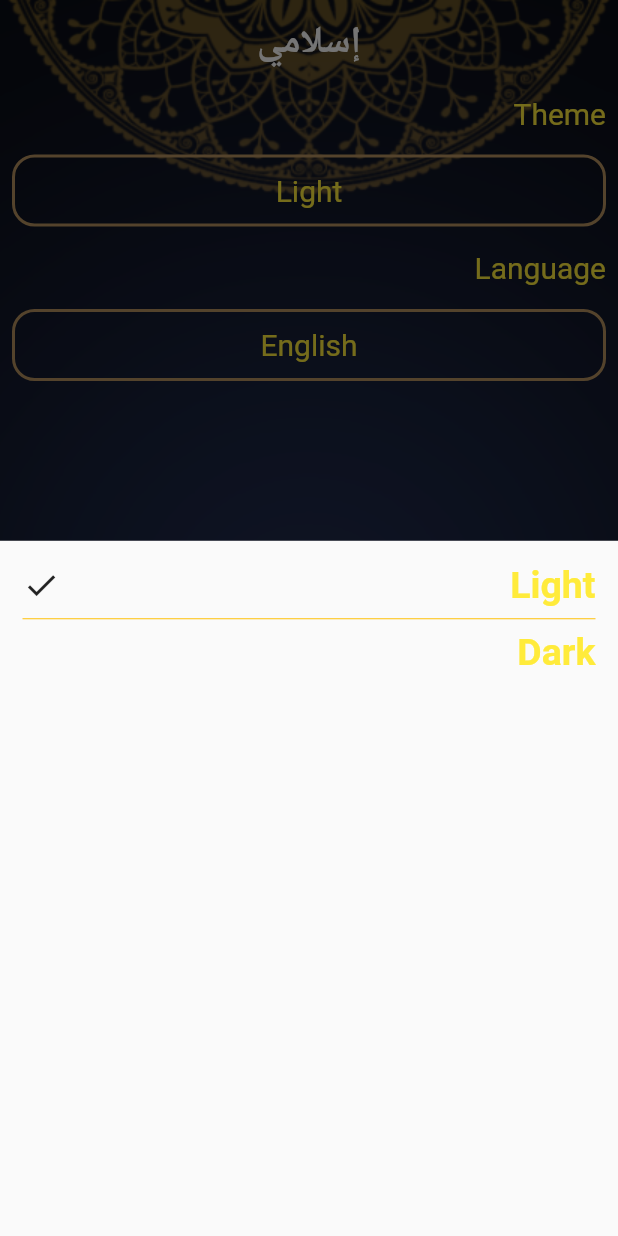
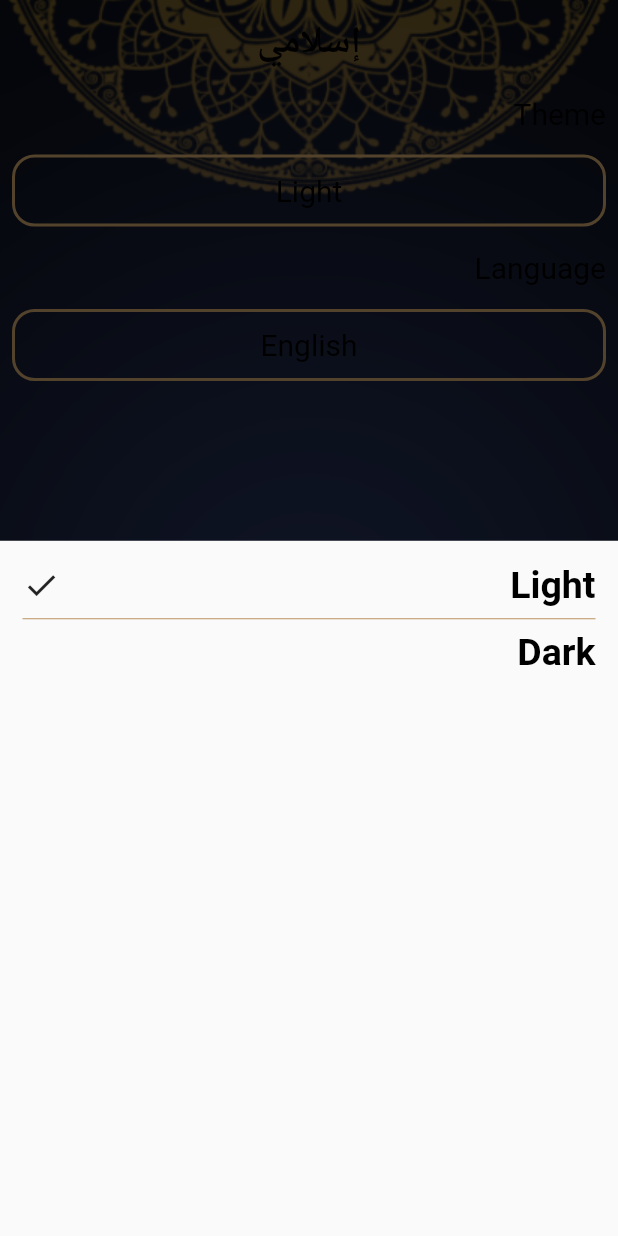
Before and after one commit to Hosam-Shalaby/islami_app, a Flutter app: the screen it shows after launch, item 5 of the bottom bar chosen, after a tap on "Light", on a phone screen of 412 x 824 dp. Run offline on Flutter 3.47's test engine with Material 2 defaults, Android fonts, the phone set to English and light mode, and no system bars; generated files the repository leaves out were written again.

Commit message:
Create provider

```diff
--- /dev/null
+++ b/lib/Home/Providers/settings_provider.dart
@@ -0,0 +1,18 @@
+import 'package:flutter/material.dart';
+
+class SettingsProvider extends ChangeNotifier {
+  ThemeMode currentTheme = ThemeMode.light;
+  Locale currentLanguage = const Locale('ar');
+
+  void changeTheme(ThemeMode newTheme) {
+    if (newTheme == currentTheme) return;
+    currentTheme = newTheme;
+    notifyListeners();
+  }
+
+  void changeLanguage(Locale newLangauge) {
+    if (newLangauge == currentLanguage) return;
+    currentLanguage = newLangauge;
+    notifyListeners();
+  }
+}
--- a/lib/Home/settings/theme_bottom_sheet.dart
+++ b/lib/Home/settings/theme_bottom_sheet.dart
@@ -1,18 +1,30 @@
 import 'package:flutter/material.dart';
+import 'package:islamic/Home/Providers/settings_provider.dart';
+import 'package:provider/provider.dart';
 
 class ThemeBottomSheet extends StatelessWidget {
   const ThemeBottomSheet({super.key});
 
   @override
   Widget build(BuildContext context) {
+    var settingsProvider = Provider.of<SettingsProvider>(context);
+
     return Container(
       padding: const EdgeInsets.all(15),
       child: Column(
         crossAxisAlignment: CrossAxisAlignment.start,
         children: [
-          getSelectedItem('Light'),
+          InkWell(
+              onTap: () {
+                settingsProvider.changeTheme(ThemeMode.light);
+              },
+              child: getSelectedItem('Light')),
           const Divider(),
-          getUnSelectedItem('Dark'),
+          InkWell(
+              onTap: () {
+                settingsProvider.changeTheme(ThemeMode.dark);
+              },
+              child: getUnSelectedItem('Dark')),
         ],
       ),
     );
--- a/lib/main.dart
+++ b/lib/main.dart
@@ -1,13 +1,16 @@
 import 'package:flutter/material.dart';
-import 'package:flutter_localizations/flutter_localizations.dart';
 import 'package:islamic/Home/Hadeth/hadeth_details_screen.dart';
 import 'package:islamic/Home/home_screen.dart';
+import 'package:provider/provider.dart';
+import 'Home/Providers/settings_provider.dart';
 import 'Home/Quran/sura_content.dart';
 import 'Splash/splash_screen.dart';
 import 'Styles/theme_data.dart';
 import 'package:flutter_gen/gen_l10n/app_localizations.dart';
+
 void main() {
-  runApp(const MyApp());
+  runApp(ChangeNotifierProvider(
+      create: (context) => SettingsProvider(), child: const MyApp()));
 }
 
 class MyApp extends StatelessWidget {
@@ -15,14 +18,16 @@
 
   @override
   Widget build(BuildContext context) {
+    var settingsProvider = Provider.of<SettingsProvider>(context);
+
     return MaterialApp(
-      localizationsDelegates:AppLocalizations.localizationsDelegates,
+      localizationsDelegates: AppLocalizations.localizationsDelegates,
       supportedLocales: const [
         Locale('en'), // English
         Locale('ar'), // Spanish
       ],
-      locale: const Locale('ar'),
-      themeMode: ThemeMode.dark,
+      locale: settingsProvider.currentLanguage,
+      themeMode: settingsProvider.currentTheme,
       theme: MyThemeData.lightTheme,
       darkTheme: MyThemeData.darkTheme,
       routes: {
```
Also changed, not shown: lib/Home/settings/language_bottom_sheet.dart (+16 -2 lines), pubspec.yaml (+4 -11 lines), pubspec.lock.
